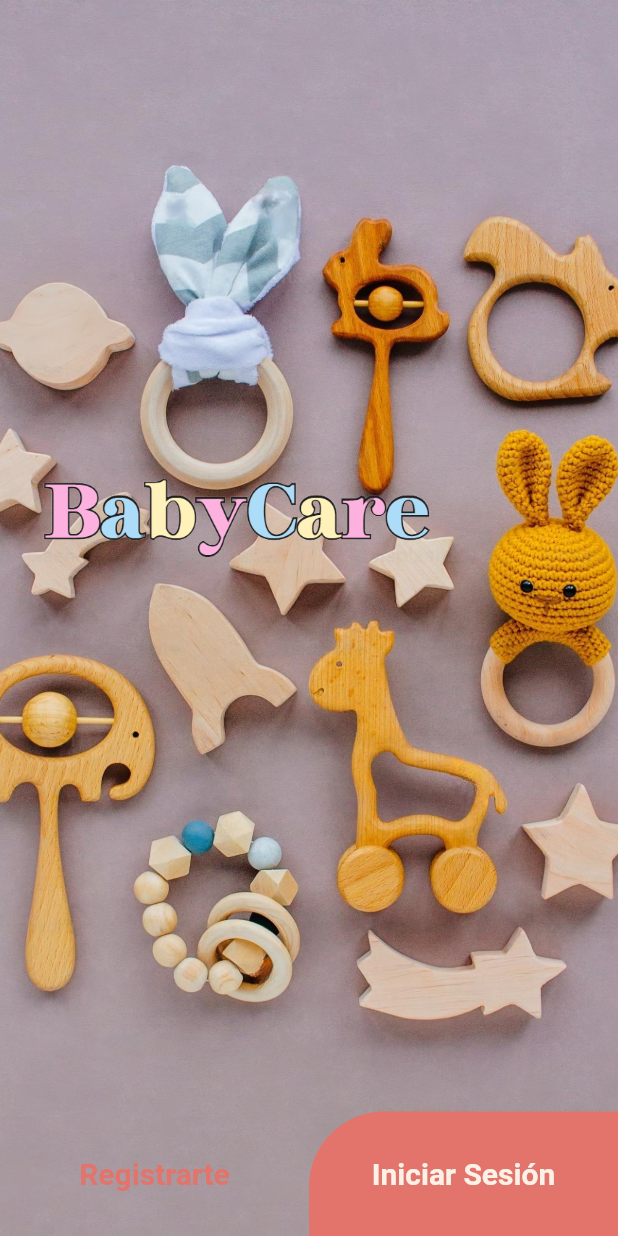
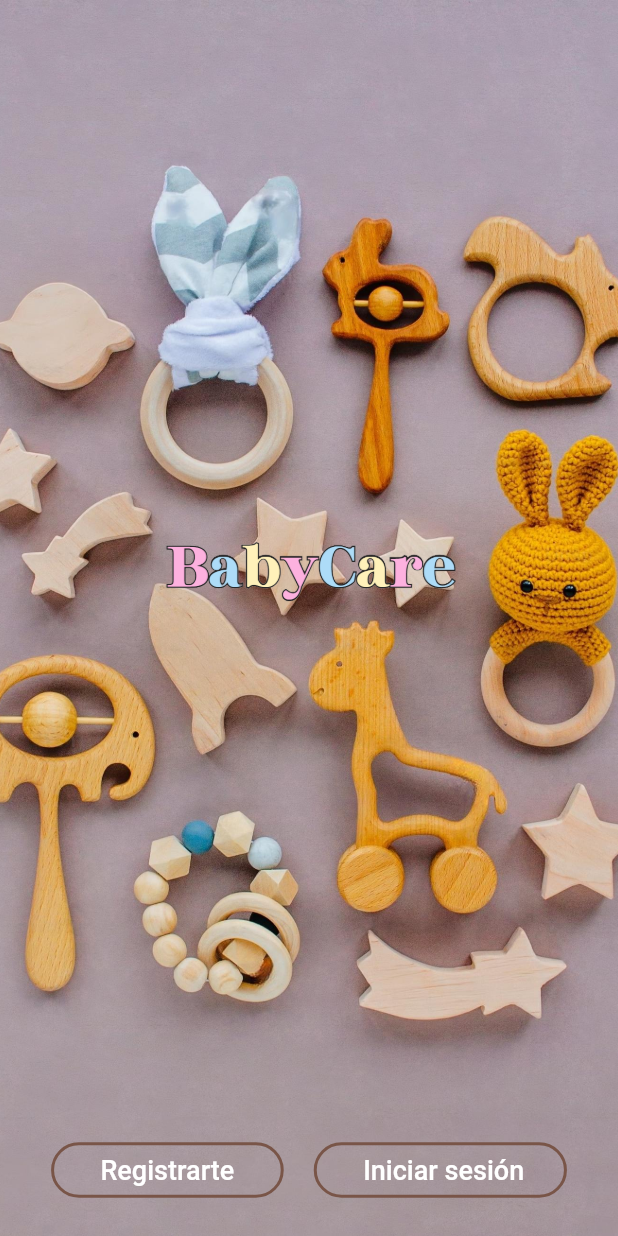
Before and after one commit to cuatedani/gps_baby_care, a Flutter app: the screen it shows after launch, on a phone screen of 412 x 824 dp. Run offline on Flutter 3.47's test engine with Material 2 defaults, Android fonts, the light colour scheme and no system bars; our stand-ins replace cloud_firestore, firebase_core; accounts and stored records are empty; Roboto replaces fonts that are missing (NerkoOne).

Commit message:
Ajustes en la Interfaz de Bienvenida

```diff
--- a/lib/Componente/botonInicio.dart
+++ /dev/null
@@ -1,42 +0,0 @@
-import 'package:flutter/material.dart';
-
-class WelcomeButton extends StatelessWidget {
-  const WelcomeButton(
-      {super.key, this.buttonText, this.onTap, this.color, this.textColor});
-  final String? buttonText;
-  final Widget? onTap;
-  final Color? color;
-  final Color? textColor;
-
-  @override
-  Widget build(BuildContext context) {
-    return GestureDetector(
-      onTap: () {
-        Navigator.push(
-          context,
-          MaterialPageRoute(
-            builder: (e) => onTap!,
-          ),
-        );
-      },
-      child: Container(
-        padding: const EdgeInsets.all(30.0),
-        decoration: BoxDecoration(
-          color: color!,
-          borderRadius: const BorderRadius.only(
-            topLeft: Radius.circular(50),
-          ),
-        ),
-        child: Text(
-          buttonText!,
-          textAlign: TextAlign.center,
-          style: TextStyle(
-            fontSize: 20.0,
-            fontWeight: FontWeight.bold,
-            color: textColor!,
-          ),
-        ),
-      ),
-    );
-  }
-}
--- a/lib/Vistas/Generales/BienvenidaView.dart
+++ b/lib/Vistas/Generales/BienvenidaView.dart
@@ -1,6 +1,5 @@
 import 'package:flutter/material.dart';
 import 'RegistroView.dart';
-import '../../Componente/botonInicio.dart';
 import 'LoginView.dart';
 
 class BienvenidaView extends StatefulWidget {
@@ -23,36 +22,71 @@ class _BienvenidaViewState extends State<BienvenidaView> {
           ),
         ),
         //color: Color(0xFFFAF2E7) COLOR BASE
-        child:
-            Column(
+        child: Column(
           mainAxisAlignment: MainAxisAlignment.center,
           children: [
-                SizedBox(height: 180),
-                Flexible(flex: 1, child: Container(
-                  margin: EdgeInsets.only(right: 100.0),
-                  child: Center(
-                    child: Image.asset("assets/images/img_19.png", width: MediaQuery.of(context).size.width / 1.5),
-                  ),
+            Flexible(
+                flex: 1,
+                child: Container(
+                  child: Column(
+                      mainAxisAlignment: MainAxisAlignment.center,
+                      children: [
+                        Image.asset("assets/images/img_19.png",
+                            width: MediaQuery.of(context).size.width / 2,
+                            height: 250),
+                      ]),
                 )),
-                Flexible(flex: 1,
-                  child: Align(
-                    alignment: Alignment.bottomRight,
+            Padding(
+              padding: EdgeInsets.only(bottom: 20),
+              child: Container(
+                alignment: Alignment.bottomCenter,
                 child: Row(
+                  mainAxisAlignment: MainAxisAlignment.center,
                   children: [
-                         Expanded(
-                          child: WelcomeButton(
-                            buttonText: 'Registrarte',
-                            onTap: RegistroView(),
-                            color: Colors.transparent,
-                            textColor: Color(0xFFE2746B),
+                    OutlinedButton(
+                      onPressed: () {
+                        Navigator.push(
+                          context,
+                          MaterialPageRoute(
+                              builder: (context) => RegistroView()),
+                        );
+                      },
+                      child: Padding(
+                          padding: EdgeInsets.all(8),
+                          child: Text(
+                            "  Registrarte  ",
+                            style: TextStyle(
+                                fontFamily: 'NerkoOne',
+                                fontSize: 18,
+                                color: Colors.white),
+                          )),
+                      style: OutlinedButton.styleFrom(
+                        side: BorderSide(color: Colors.brown, width: 2.0),
+                        shape: StadiumBorder(),
                       ),
                     ),
-                        Expanded(
-                          child: WelcomeButton(
-                            buttonText: 'Iniciar Sesión',
-                            onTap:  LoginView(),
-                            color: Color(0xFFE2746B),
-                            textColor: Color(0xFFFAF2E7),
+                    SizedBox(
+                      width: 20,
+                    ),
+                    OutlinedButton(
+                      onPressed: () {
+                        Navigator.push(
+                          context,
+                          MaterialPageRoute(builder: (context) => LoginView()),
+                        );
+                      },
+                      child: Padding(
+                          padding: EdgeInsets.all(8),
+                          child: Text(
+                            "  Iniciar sesión ",
+                            style: TextStyle(
+                                fontFamily: 'NerkoOne',
+                                fontSize: 18,
+                                color: Colors.white),
+                          )),
+                      style: OutlinedButton.styleFrom(
+                        side: BorderSide(color: Colors.brown, width: 2.0),
+                        shape: StadiumBorder(),
                       ),
                     ),
                   ],
@@ -73,7 +107,6 @@ class _BienvenidaViewState extends State<BienvenidaView> {
 
                   ),),*/
           ],
-
         ),
       ),
     );
--- a/lib/Vistas/Generales/splash_screen.dart
+++ b/lib/Vistas/Generales/splash_screen.dart
@@ -33,7 +33,7 @@ class _SplashScreenState extends State<SplashScreen> with SingleTickerProviderSt
       body: Container(
         width: double.infinity,
         decoration: BoxDecoration(
-          gradient: LinearGradient(colors: [Color(0xFFDD897B), Color(0xFFECA779)],
+          gradient: LinearGradient(colors: [Color(0xFFDBAD98), Color(0xFFECA779)],
           begin: Alignment.topRight,
           end: Alignment.bottomLeft
           ),
--- a/pubspec.yaml
+++ b/pubspec.yaml
@@ -65,6 +65,7 @@ flutter:
 
   # To add assets to your application, add an assets section, like this:
   assets:
+    - assets/images/background.png
     - assets/images/img_inicio.png
     - assets/images/logo.png
     - assets/images/logonobg.png
```
Also changed, not shown: assets/images/background.png (added), 1 other file. Lines whose indentation alone changed are shown as unchanged.
